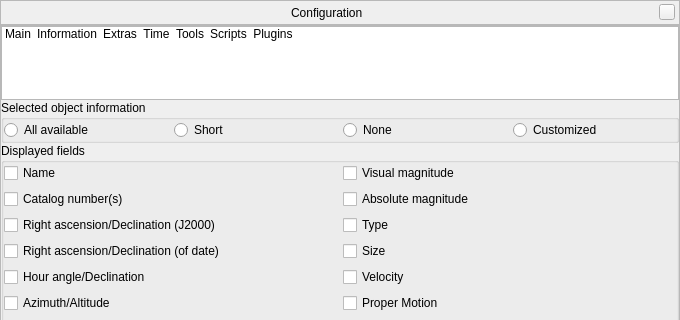
Qt form src/gui/configurationDialog.ui (Stellarium/stellarium) before a commit; both pictures show x 0 to 680 and y 0 to 320 of the 680 by 634 pixel window.
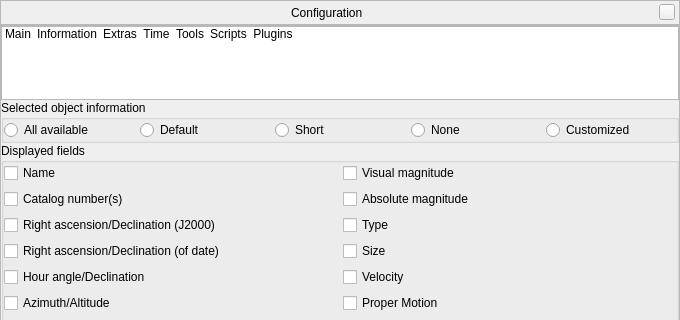
The same form after that commit. The open tabs and pages were chosen to show the change. Icons and pictures are not drawn. Custom widgets are drawn as their Qt base class.

Commit message: Add a "default" group to selected object info.

```diff
--- a/src/gui/configurationDialog.ui
+++ b/src/gui/configurationDialog.ui
@@ -696,13 +696,13 @@
              <property name="bottomMargin">
               <number>0</number>
              </property>
-             <item row="0" column="1">
-              <widget class="QRadioButton" name="briefSelectedInfoRadio">
+             <item row="0" column="4">
+              <widget class="QRadioButton" name="customSelectedInfoRadio">
                <property name="toolTip">
                 <string>Display less information</string>
                </property>
                <property name="text">
-                <string>Short</string>
+                <string>Customized</string>
                </property>
               </widget>
              </item>
@@ -716,7 +716,7 @@
                </property>
               </widget>
              </item>
-             <item row="0" column="2">
+             <item row="0" column="3">
               <widget class="QRadioButton" name="noSelectedInfoRadio">
                <property name="toolTip">
                 <string>Display no information</string>
@@ -726,13 +726,23 @@
                </property>
               </widget>
              </item>
-             <item row="0" column="3">
-              <widget class="QRadioButton" name="customSelectedInfoRadio">
+             <item row="0" column="2">
+              <widget class="QRadioButton" name="briefSelectedInfoRadio">
                <property name="toolTip">
                 <string>Display user settings information</string>
                </property>
                <property name="text">
-                <string>Customized</string>
+                <string>Short</string>
+               </property>
+              </widget>
+             </item>
+             <item row="0" column="1">
+              <widget class="QRadioButton" name="defaultSelectedInfoRadio">
+               <property name="toolTip">
+                <string>Display a preconfigured set of information</string>
+               </property>
+               <property name="text">
+                <string>Default</string>
                </property>
               </widget>
              </item>
```
Left out of the diff: 7 changed lines with no effect on the pictures. The commit also changes 5 other files.
